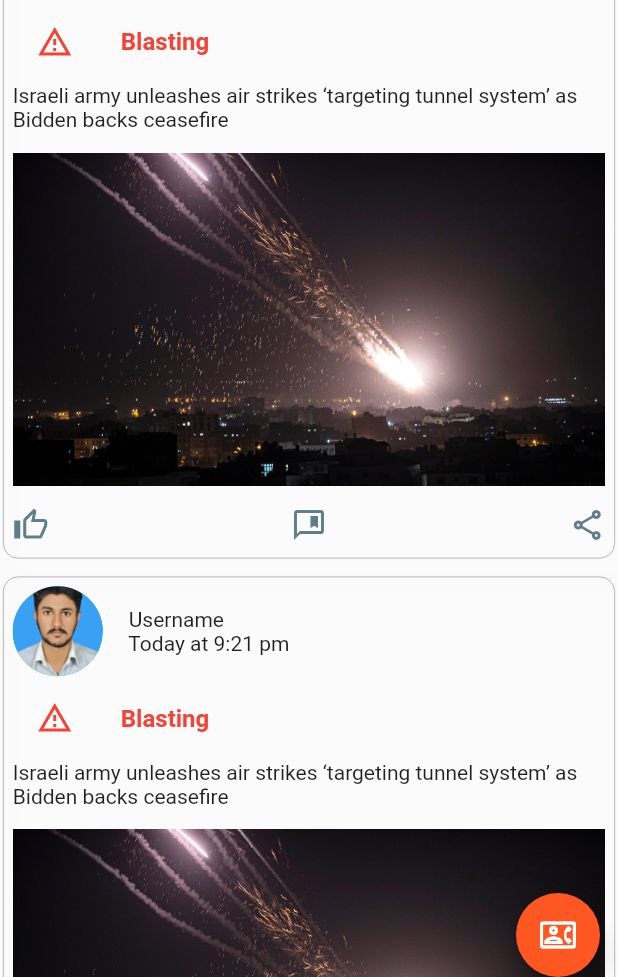
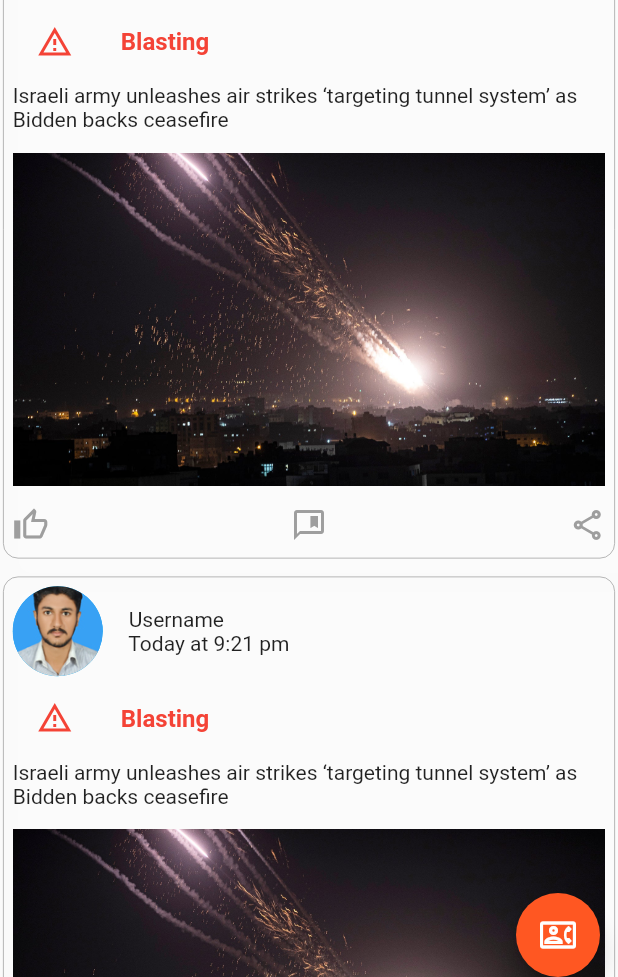
Before and after one commit to itsumernustian/crime_alert, a Flutter app: the screen it shows after launch, on a phone screen of 412 x 824 dp, the part 259-1236 px from its top. Run offline on Flutter 3.47's test engine with Material 2 defaults, Android fonts, the phone set to English and light mode, and no system bars.

Commit message:
Color scheme changed

```diff
--- a/lib/homepage.dart
+++ b/lib/homepage.dart
@@ -197,9 +197,9 @@ class _HomeState extends State<Home>
               Row(
                 mainAxisAlignment: MainAxisAlignment.spaceBetween,
                 children: <Widget>[
-                  Icon(Icons.thumb_up_alt_outlined , color: Colors.blueGrey,),
-                  Icon(Icons.comment_bank_outlined,color: Colors.blueGrey,),
-                  Icon(Icons.share_outlined,color: Colors.blueGrey,),
+                  Icon(Icons.thumb_up_alt_outlined , color: Colors.grey,),
+                  Icon(Icons.comment_bank_outlined,color: Colors.grey,),
+                  Icon(Icons.share_outlined,color: Colors.grey,),
                 ],
               ),
 
```
